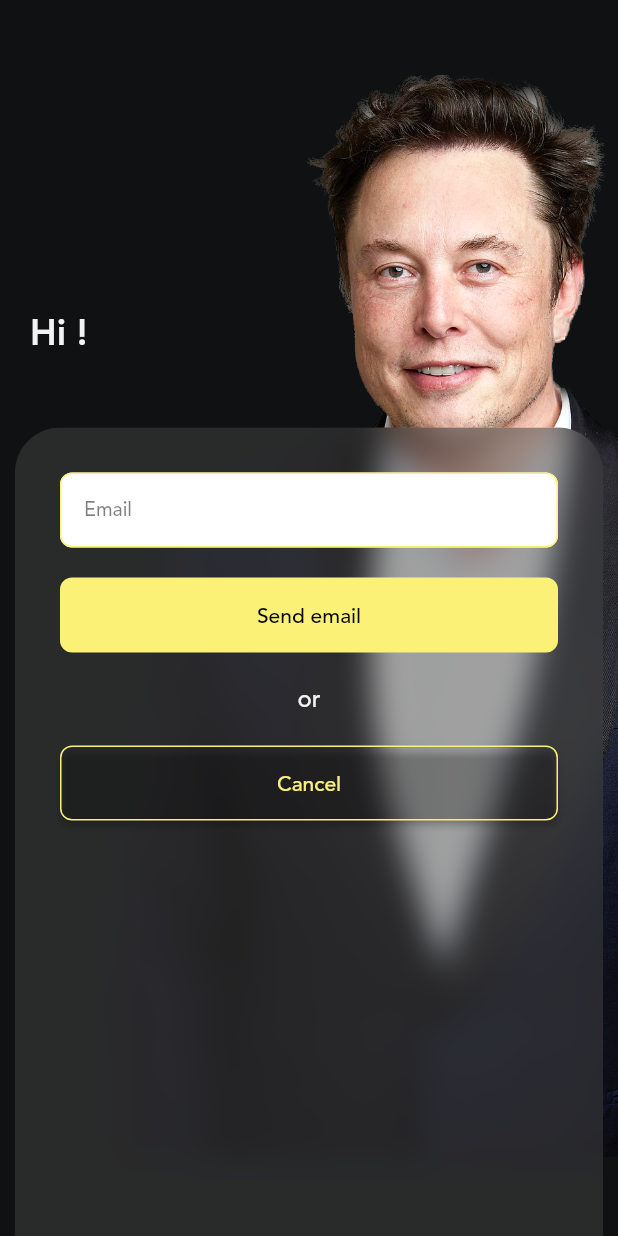
After one commit to Symetheus/twittusk, a Flutter app: the screen it shows after launch, after a tap on "Forgot password ?", on a phone screen of 412 x 824 dp. The commit adds this screen. Run offline on Flutter 3.47's test engine with Material 2 defaults, Android fonts, the phone set to English and light mode, and no system bars; our stand-ins replace bloc, firebase_auth, firebase_core, flutter_bloc, flutter_dotenv, flutter_svg and 1 more; missing offline and left inert: twitter_login; accounts and stored records are empty; network calls fail.

Commit message:
Add form to reset password ✨

```diff
--- a/lib/data/data_source/firebase/firebase_tusk_data_source.dart
+++ b/lib/data/data_source/firebase/firebase_tusk_data_source.dart
@@ -13,4 +13,10 @@ class FirebaseTuskDataSource implements TuskDataSource {
     );
     return UserDto.fromUserCredential(userCredential);
   }
+
+  @override
+  Future<void> resetPassword(String email) async {
+    await _auth.sendPasswordResetEmail(email: email);
+  }
+
 }
--- a/lib/data/data_source/tusk_data_source.dart
+++ b/lib/data/data_source/tusk_data_source.dart
@@ -1,7 +1,7 @@
-import 'package:firebase_auth/firebase_auth.dart';
-
 import '../dto/user_dto.dart';
 
 abstract class TuskDataSource {
   Future<UserDto> signIn(String email, String password);
+
+  Future<void> resetPassword(String email);
 }
--- a/lib/data/repository/firebase/firebase_tusk_repository.dart
+++ b/lib/data/repository/firebase/firebase_tusk_repository.dart
@@ -15,6 +15,11 @@ class FirebaseTuskRepository implements TuskRepository {
   }
 
   @override
+  Future<void> resetPassword(String email) async {
+    await _dataSource.resetPassword(email);
+  }
+
+  @override
   Stream<List<Tusk>> getTusks() {
     // TODO: implement getTusks
     throw UnimplementedError();
@@ -25,4 +30,6 @@ class FirebaseTuskRepository implements TuskRepository {
     // TODO: implement getTusksByUser
     throw UnimplementedError();
   }
+
+
 }
--- a/lib/domain/repository/tusk_repository.dart
+++ b/lib/domain/repository/tusk_repository.dart
@@ -4,6 +4,8 @@ import '../models/user.dart';
 abstract class TuskRepository {
   Future<User> signIn(String email, String password);
 
+  Future<void> resetPassword(String email);
+
   Stream<List<Tusk>> getTusks();
 
   Stream<List<Tusk>> getTusksByUser();
--- a/lib/presentation/screens/modals/alert_modal.dart
+++ b/lib/presentation/screens/modals/alert_modal.dart
@@ -1,5 +1,5 @@
 import 'package:flutter/material.dart';
-import 'package:twittusk/presentation/widgets/solid_button.dart';
+import 'package:twittusk/presentation/widgets/buttons/solid_button.dart';
 
 import '../../../theme/dimens.dart';
 
--- a/lib/presentation/screens/ui/login_screen/login_screen.dart
+++ b/lib/presentation/screens/ui/login_screen/login_screen.dart
@@ -4,17 +4,37 @@ import 'package:flutter/services.dart';
 import 'package:flutter_bloc/flutter_bloc.dart';
 import 'package:twittusk/domain/exceptions/auth_excpetion.dart';
 import 'package:twittusk/presentation/screens/modals/alert_modal.dart';
-import 'package:twittusk/presentation/widgets/loading_spinner/loading_spinner.dart';
 import '../../../../provider/auth_provider.dart';
+import '../../../../theme/dimens.dart';
 import '../../../widgets/form/login_form.dart';
-import '../../../widgets/solid_button.dart';
+import '../../../widgets/form/reset_password_form.dart';
 import '../../logic/login_bloc/login_bloc.dart';
 
-class LoginScreen extends StatelessWidget {
+class LoginScreen extends StatefulWidget {
+
+  LoginScreen({super.key});
+
+  @override
+  State<LoginScreen> createState() => _LoginScreenState();
+}
+
+class _LoginScreenState extends State<LoginScreen> {
+  late Widget currentForm;
   final TextEditingController emailController = TextEditingController();
   final TextEditingController passwordController = TextEditingController();
 
-  LoginScreen({super.key});
+  @override
+  void initState() {
+    super.initState();
+    currentForm = LoginForm(
+      emailController: emailController,
+      passwordController: passwordController,
+      onSignIn: () => _onConnection(context),
+      onConnectionWithGoogle: () => _signInWithGoogle(context),
+      onConnectionWithTwitter: () => _signInWithTwitter(context),
+      onForgotPassword: () => _onForgotPassword(context),
+    );
+  }
 
   @override
   Widget build(BuildContext context) {
@@ -49,36 +69,46 @@ class LoginScreen extends StatelessWidget {
               child: SizedBox(
                 width: screenWidth - 20,
                 height: screenHeight - 250,
-                child: LoginForm(
-                  connectionWidget: BlocConsumer<LoginBloc, LoginState>(
+                child: Stack(
+                  children: [
+                    SizedBox(
+                      child: ClipRRect(
+                        borderRadius: BorderRadius.circular(Dimens.bigRadius),
+                        child: BackdropFilter(
+                          filter: ImageFilter.blur(sigmaX: 10, sigmaY: 10),
+                          child: Container(
+                            decoration: BoxDecoration(
+                              color:
+                                  Theme.of(context).cardColor.withOpacity(0.5),
+                            ),
+                          ),
+                        ),
+                      ),
+                    ),
+                    BlocConsumer<LoginBloc, LoginState>(
                       listener: (context, state) {
-                      if(state.status == LoginStatus.error) {
+                        if (state.status == LoginStatus.error) {
                           AlertModal.show(
                             context: context,
                             title: "Invalid",
                             message: state.errorMessage,
                             onOk: () => Navigator.of(context).pop(),
                           );
-                      } else if(state.status == LoginStatus.success) {
+                        } else if (state.status == LoginStatus.success) {
                           print("User email ==> ${state.user!.email}");
                         }
                       },
                       builder: (context, state) {
                         if (state.status == LoginStatus.loading) {
-                        return const LoadingSpinner();
+                          return const Center(
+                            child: CircularProgressIndicator(),
+                          );
                         }
 
-                      return SolidButton(
-                        label: "Continue",
-                        onPressed: () => _onConnection(context),
-                        backgroundColor: Theme.of(context).primaryColor,
-                      );
+                        return currentForm;
                       },
                     ),
-                  emailController: emailController,
-                  passwordController: passwordController,
-                  onConnectionWithGoogle: () => _signInWithGoogle(context),
-                  onConnectionWithTwitter: () => _signInWithTwitter(context),
+                  ],
                 ),
               ),
             ),
@@ -120,4 +150,26 @@ class LoginScreen extends StatelessWidget {
       password: passwordController.text,
     ));
   }
+
+  void _onForgotPassword(BuildContext context) {
+    setState(() {
+      currentForm = ResetPasswordForm(
+        emailController: emailController,
+        onCancel: () => _onCancelResetPassword(context),
+      );
+    });
   }
+
+  void _onCancelResetPassword(BuildContext context) {
+    setState(() {
+      currentForm = LoginForm(
+        emailController: emailController,
+        passwordController: passwordController,
+        onSignIn: () => _onConnection(context),
+        onConnectionWithGoogle: () => _signInWithGoogle(context),
+        onConnectionWithTwitter: () => _signInWithTwitter(context),
+        onForgotPassword: () => _onForgotPassword(context),
+      );
+    });
+  }
+}
--- /dev/null
+++ b/lib/presentation/widgets/buttons/outline_button.dart
@@ -0,0 +1,58 @@
+import 'package:flutter/cupertino.dart';
+import 'package:flutter/material.dart';
+
+import '../../../theme/dimens.dart';
+
+class OutlineButton extends StatelessWidget {
+  final String label;
+  final Color color;
+  final Function()? onPressed;
+  final Widget? icon;
+
+  const OutlineButton({
+    super.key,
+    required this.label,
+    required this.color,
+    this.onPressed,
+    this.icon,
+  });
+
+  @override
+  Widget build(BuildContext context) {
+    return ElevatedButton(
+      onPressed: onPressed,
+      style: ButtonStyle(
+        backgroundColor: MaterialStateProperty.all<Color>(
+          Colors.transparent,
+        ),
+        shape: MaterialStateProperty.all<RoundedRectangleBorder>(
+          RoundedRectangleBorder(
+            borderRadius: BorderRadius.circular(Dimens.smallRadius),
+            side: BorderSide(color: color),
+          ),
+        ),
+      ),
+      child: Row(
+        children: [
+          Expanded(
+            flex: icon != null ? 1 : 0,
+            child: icon ?? const SizedBox(),
+          ),
+          Expanded(
+            flex: 10,
+            child: Padding(
+              padding: const EdgeInsets.all(16.0),
+              child: Text(
+                label,
+                textAlign: icon != null ? TextAlign.start : TextAlign.center,
+                style: TextStyle(
+                  color: color,
+                ),
+              ),
+            ),
+          ),
+        ],
+      ),
+    );
+  }
+}
--- a/lib/presentation/widgets/solid_button.dart
+++ b/lib/presentation/widgets/buttons/solid_button.dart
@@ -1,7 +1,7 @@
 import 'package:flutter/material.dart';
 import 'package:flutter_svg/flutter_svg.dart';
 
-import '../../theme/dimens.dart';
+import '../../../theme/dimens.dart';
 
 class SolidButton extends StatelessWidget {
   final String label;
--- /dev/null
+++ b/lib/presentation/widgets/form/reset_password_form.dart
@@ -0,0 +1,53 @@
+import 'package:flutter/material.dart';
+import 'package:twittusk/presentation/widgets/buttons/outline_button.dart';
+import '../buttons/solid_button.dart';
+import '../text_input_solid.dart';
+
+class ResetPasswordForm extends StatelessWidget {
+  final TextEditingController? emailController;
+  final VoidCallback? onResetPassword;
+  final VoidCallback? onCancel;
+
+  const ResetPasswordForm({
+    super.key,
+    this.emailController,
+    this.onResetPassword,
+    this.onCancel,
+  });
+
+  @override
+  Widget build(BuildContext context) {
+    return Padding(
+      padding: const EdgeInsets.all(30.0),
+      child: Column(
+        children: [
+          TextInputSolid(
+            hintText: "Email",
+            controller: emailController,
+          ),
+          const SizedBox(height: 20),
+          SizedBox(
+              width: double.infinity,
+              height: 50,
+              child: SolidButton(
+                label: "Send email",
+                onPressed: onResetPassword,
+                backgroundColor: Theme.of(context).primaryColor,
+              )),
+          const SizedBox(height: 20),
+          const Text("or"),
+          const SizedBox(height: 20),
+          SizedBox(
+            width: double.infinity,
+            height: 50,
+            child: OutlineButton(
+              label: "Cancel",
+              onPressed: onCancel,
+              color: Theme.of(context).primaryColor,
+            ),
+          ),
+        ],
+      ),
+    );
+  }
+}
```
Also changed, not shown: lib/data/repository/local/local_tusk_repository.dart (+6 -9 lines), lib/presentation/widgets/form/login_form.dart (+9 -22 lines). Lines whose indentation alone changed are shown as unchanged.
